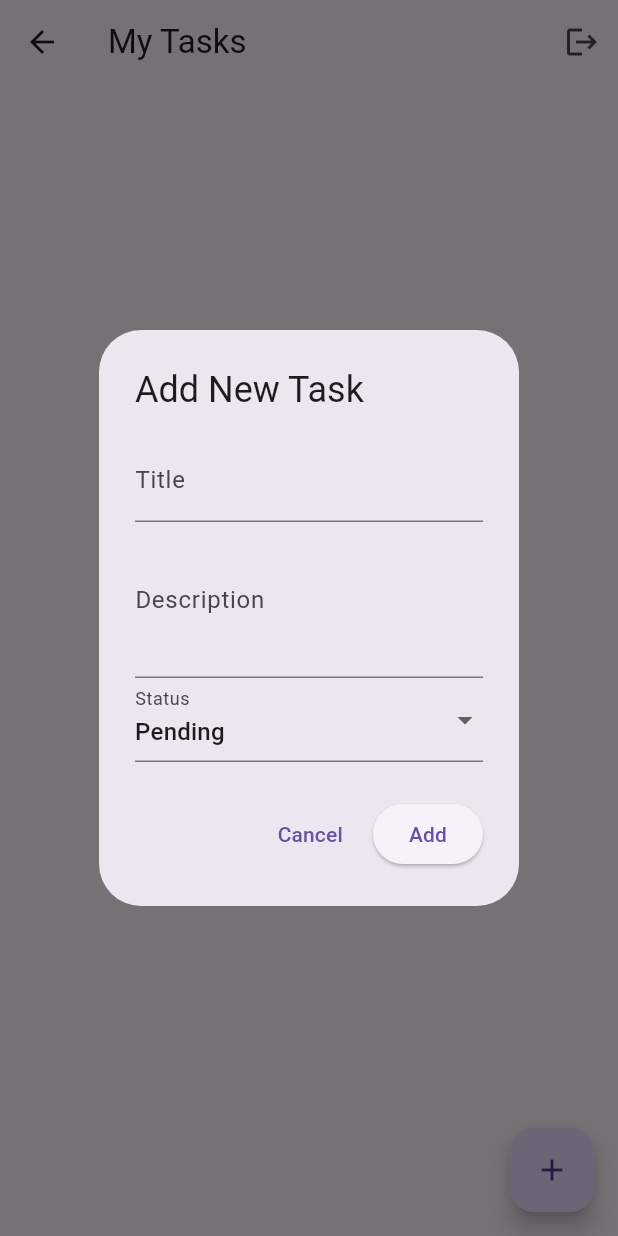
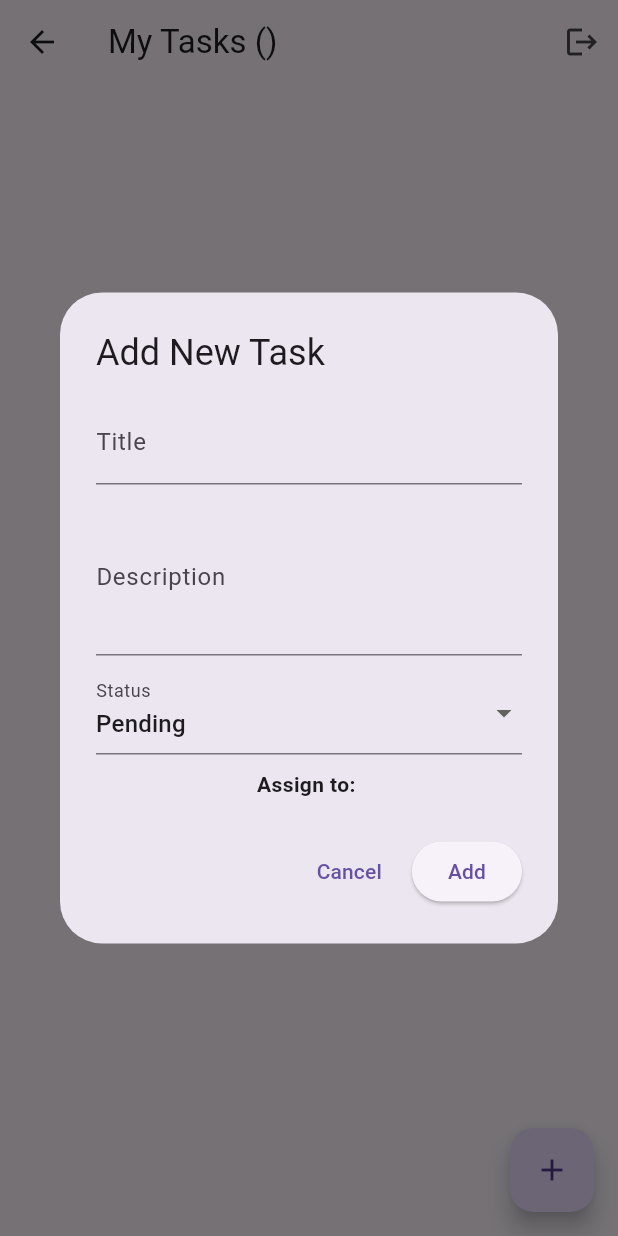
Before and after one commit to withshafan/task_tracking_app, a Flutter app: the HomeScreen screen opened by its route, after a tap on the "add" icon, on a phone screen of 412 x 824 dp. Run offline on Flutter 3.47's test engine with Material 3 defaults, Android fonts, the phone set to English and light mode, and no system bars; our stand-ins replace cloud_firestore, firebase_auth, firebase_core; accounts and stored records are empty.

Commit message:
Implement role-based task filtering and admin task assignment

```diff
--- a/lib/screens/home_screen.dart
+++ b/lib/screens/home_screen.dart
@@ -2,7 +2,9 @@ import 'package:flutter/material.dart';
 import 'package:firebase_auth/firebase_auth.dart';
 import '../services/auth_service.dart';
 import '../services/firestore_service.dart';
+import '../services/user_service.dart';
 import '../models/task.dart';
+import '../models/user.dart';
 import 'task_detail_screen.dart';
 
 class HomeScreen extends StatefulWidget {
@@ -15,68 +17,173 @@ class HomeScreen extends StatefulWidget {
 class _HomeScreenState extends State<HomeScreen> {
   final AuthService _auth = AuthService();
   final FirestoreService _firestore = FirestoreService();
+  final UserService _userService = UserService();
+
+  // Controllers & variables for Add Task dialog
   final TextEditingController _titleController = TextEditingController();
   final TextEditingController _descController = TextEditingController();
   String _selectedStatus = 'pending';
+  String _selectedAssignee = ''; // email of assigned user
+
+  // Current user data
+  AppUser? _currentUser;
+  bool _isLoadingUser = true;
+
+  @override
+  void initState() {
+    super.initState();
+    _loadCurrentUser();
+  }
+
+  Future<void> _loadCurrentUser() async {
+    final user = _auth.currentUser;
+    if (user != null) {
+      final appUser = await _userService.getUser(user.uid);
+      setState(() {
+        _currentUser = appUser;
+        _isLoadingUser = false;
+      });
+    }
+  }
 
   // Show dialog to add a new task
   void _showAddTaskDialog() {
+    // If admin, we need a list of interns to assign to
+    // If intern, assign to self
+    if (_currentUser == null) return;
+
     showDialog(
       context: context,
-      builder: (context) => AlertDialog(
+      builder: (context) => StatefulBuilder(
+        builder: (context, setStateDialog) {
+          return AlertDialog(
             title: const Text('Add New Task'),
-        content: Column(
+            content: SizedBox(
+              width: double.maxFinite,
+              child: Column(
                 mainAxisSize: MainAxisSize.min,
                 children: [
+                  // Title
                   TextField(
                     controller: _titleController,
                     decoration: const InputDecoration(labelText: 'Title'),
                   ),
+                  const SizedBox(height: 10),
+                  // Description
                   TextField(
                     controller: _descController,
                     decoration: const InputDecoration(labelText: 'Description'),
                     maxLines: 3,
                   ),
+                  const SizedBox(height: 10),
+                  // Status
                   DropdownButtonFormField<String>(
                     value: _selectedStatus,
                     decoration: const InputDecoration(labelText: 'Status'),
                     items: const [
                       DropdownMenuItem(value: 'pending', child: Text('Pending')),
-                DropdownMenuItem(value: 'in progress', child: Text('In Progress')),
-                DropdownMenuItem(value: 'completed', child: Text('Completed')),
+                      DropdownMenuItem(
+                          value: 'in progress', child: Text('In Progress')),
+                      DropdownMenuItem(
+                          value: 'completed', child: Text('Completed')),
                     ],
                     onChanged: (value) {
-                setState(() {
+                      setStateDialog(() {
                         _selectedStatus = value!;
                       });
                     },
                   ),
+                  const SizedBox(height: 10),
+                  // Assign to – only shown for admin
+                  if (_currentUser!.isAdmin) ...[
+                    StreamBuilder<List<AppUser>>(
+                      stream: _userService.getAllUsers(),
+                      builder: (context, snapshot) {
+                        if (snapshot.hasError) {
+                          return const Text('Error loading users');
+                        }
+                        if (!snapshot.hasData) {
+                          return const CircularProgressIndicator();
+                        }
+                        // Filter out admins (only interns)
+                        final interns =
+                            snapshot.data!.where((u) => !u.isAdmin).toList();
+                        // Set default if not set
+                        if (_selectedAssignee.isEmpty && interns.isNotEmpty) {
+                          _selectedAssignee = interns.first.email;
+                        }
+                        return DropdownButtonFormField<String>(
+                          value: _selectedAssignee.isEmpty && interns.isNotEmpty
+                              ? interns.first.email
+                              : _selectedAssignee,
+                          decoration:
+                              const InputDecoration(labelText: 'Assign To'),
+                          items: interns.map((user) {
+                            return DropdownMenuItem(
+                              value: user.email,
+                              child: Text('${user.name} (${user.email})'),
+                            );
+                          }).toList(),
+                          onChanged: (value) {
+                            setStateDialog(() {
+                              _selectedAssignee = value!;
+                            });
+                          },
+                        );
+                      },
+                    ),
+                  ] else ...[
+                    // Intern: assign to self (read‑only)
+                    Text(
+                      'Assign to: ${_currentUser!.email}',
+                      style: const TextStyle(fontWeight: FontWeight.bold),
+                    ),
                   ],
+                ],
+              ),
             ),
             actions: [
               TextButton(
-            onPressed: () => Navigator.pop(context),
+                onPressed: () {
+                  _titleController.clear();
+                  _descController.clear();
+                  _selectedStatus = 'pending';
+                  _selectedAssignee = '';
+                  Navigator.pop(context);
+                },
                 child: const Text('Cancel'),
               ),
               ElevatedButton(
                 onPressed: () async {
                   if (_titleController.text.isEmpty) return;
+
+                  String assigneeEmail;
+                  if (_currentUser!.isAdmin) {
+                    assigneeEmail = _selectedAssignee;
+                  } else {
+                    assigneeEmail = _currentUser!.email;
+                  }
+
                   final newTask = Task(
                     id: DateTime.now().millisecondsSinceEpoch.toString(),
                     title: _titleController.text.trim(),
                     description: _descController.text.trim(),
                     status: _selectedStatus,
-                assignedTo: _auth.currentUser?.email ?? 'unknown',
+                    assignedTo: assigneeEmail,
                     createdAt: DateTime.now(),
                   );
                   await _firestore.addTask(newTask);
                   _titleController.clear();
                   _descController.clear();
+                  _selectedStatus = 'pending';
+                  _selectedAssignee = '';
                   Navigator.pop(context);
                 },
                 child: const Text('Add'),
               ),
             ],
+          );
+        },
       ),
     );
   }
@@ -89,9 +196,29 @@ class _HomeScreenState extends State<HomeScreen> {
 
   @override
   Widget build(BuildContext context) {
+    if (_isLoadingUser) {
+      return const Scaffold(
+        body: Center(child: CircularProgressIndicator()),
+      );
+    }
+
+    // Determine the stream to use based on role
+    Stream<List<Task>> taskStream;
+    if (_currentUser!.isAdmin) {
+      // Admin sees all tasks
+      taskStream = _firestore.getTasks();
+    } else {
+      // Intern sees only their own tasks
+      taskStream = _firestore.getTasksForUser(_currentUser!.email);
+    }
+
     return Scaffold(
       appBar: AppBar(
-        title: const Text('My Tasks'),
+        title: Text(
+          _currentUser!.isAdmin
+              ? 'All Tasks (Admin)'
+              : 'My Tasks (${_currentUser!.name})',
+        ),
         actions: [
           IconButton(
             icon: const Icon(Icons.logout),
@@ -101,7 +228,7 @@ class _HomeScreenState extends State<HomeScreen> {
         ],
       ),
       body: StreamBuilder<List<Task>>(
-        stream: _firestore.getTasks(),
+        stream: taskStream,
         builder: (context, snapshot) {
           if (snapshot.hasError) {
             return Center(child: Text('Error: ${snapshot.error}'));
@@ -131,12 +258,13 @@ class _HomeScreenState extends State<HomeScreen> {
                             : Colors.grey,
                   ),
                   onTap: () async {
-                    final result = await Navigator.push(
+                    await Navigator.push(
                       context,
                       MaterialPageRoute(
                         builder: (context) => TaskDetailScreen(task: task),
                       ),
                     );
+                    // The stream will auto‑refresh.
                   },
                 ),
               );
```
Lines whose indentation alone changed are shown as unchanged.
